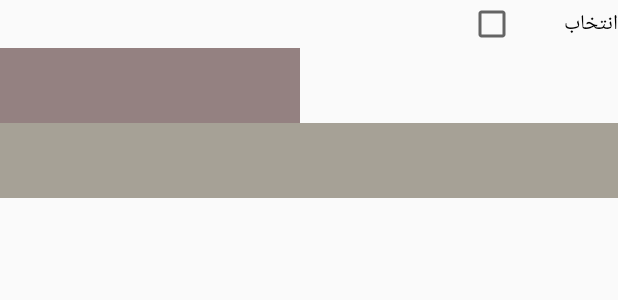
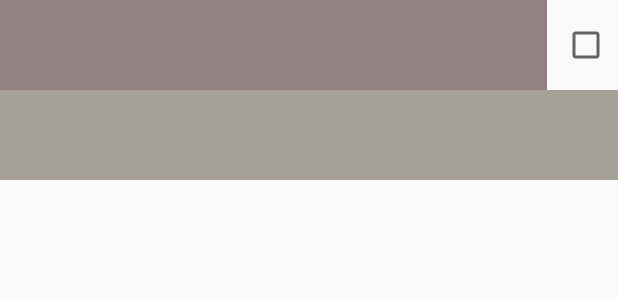
Before and after one commit to pegahgl/new-payamakane, an Android app: the layout row2.xml on its own in the app's theme, with its tools: preview values and no code run, on a phone screen of 412 x 824 dp. Shown: the top 300 px of the screen. Run offline under Robolectric (Android 15) with nearby library versions, the phone set to English and light mode, and no system bars.

Commit message:
update row UI

```diff
--- a/app/src/main/res/layout/row.xml
+++ b/app/src/main/res/layout/row.xml
@@ -8,20 +8,24 @@
         android:layout_width="match_parent"
         android:layout_height="60dp"
         android:layout_gravity="center_horizontal"
-        android:gravity="center">
+        android:gravity="center"
+        android:weightSum="1">
 
         <TextView
-            android:layout_width="250dp"
+            android:layout_width="match_parent"
             android:layout_height="60dp"
             android:id="@+id/textView1"
-            android:background="#f0d4d4" />
+            android:background="#f0d4d4"
+            android:layout_weight="0.53" />
 
         <CheckBox
             android:layout_width="wrap_content"
             android:layout_height="wrap_content"
-            android:text="انتخاب"
+            android:layout_marginRight="20dp"
+            android:layout_marginLeft="10dp"
             android:id="@+id/checkBox1"
-            android:gravity="center" />
+            android:gravity="center"
+            android:checked="false" />
     </LinearLayout>
 
     <LinearLayout
@@ -31,7 +35,7 @@
         android:gravity="right">
 
         <TextView
-            android:layout_width="365dp"
+            android:layout_width="match_parent"
             android:layout_height="60dp"
             android:id="@+id/textView2"
             android:background="#efa5a5" />
--- a/app/src/main/res/layout/row2.xml
+++ b/app/src/main/res/layout/row2.xml
@@ -3,22 +3,41 @@
     android:orientation="vertical" android:layout_width="match_parent"
     android:layout_height="match_parent">
 
-    <CheckBox
-        android:layout_width="100dp"
-        android:layout_height="wrap_content"
-        android:text="انتخاب"
-        android:id="@+id/checkBox2"
-        android:layout_gravity="right" />
+    <LinearLayout
+        android:orientation="horizontal"
+        android:layout_width="match_parent"
+        android:layout_height="60dp"
+        android:layout_gravity="center_horizontal"
+        android:gravity="center"
+        android:weightSum="1">
 
-    <TextView
-        android:layout_width="200dp"
-        android:layout_height="50dp"
-        android:id="@+id/textView4"
-        android:background="#948181" />
+        <TextView
+            android:layout_width="match_parent"
+            android:layout_height="60dp"
+            android:id="@+id/textView1"
+            android:background="#948181"
+            android:layout_weight="0.53" />
 
-    <TextView
+        <CheckBox
+            android:layout_width="wrap_content"
+            android:layout_height="wrap_content"
+            android:layout_marginRight="20dp"
+            android:layout_marginLeft="10dp"
+            android:id="@+id/checkBox1"
+            android:gravity="center"
+            android:checked="false" />
+    </LinearLayout>
+
+    <LinearLayout
+        android:orientation="vertical"
         android:layout_width="match_parent"
-        android:layout_height="50dp"
-        android:id="@+id/textView5"
-        android:background="#a6a196" />
+        android:layout_height="fill_parent"
+        android:gravity="right">
+
+        <TextView
+            android:layout_width="match_parent"
+            android:layout_height="60dp"
+            android:id="@+id/textView2"
+            android:background="#a6a196" />
+    </LinearLayout>
 </LinearLayout>
```
